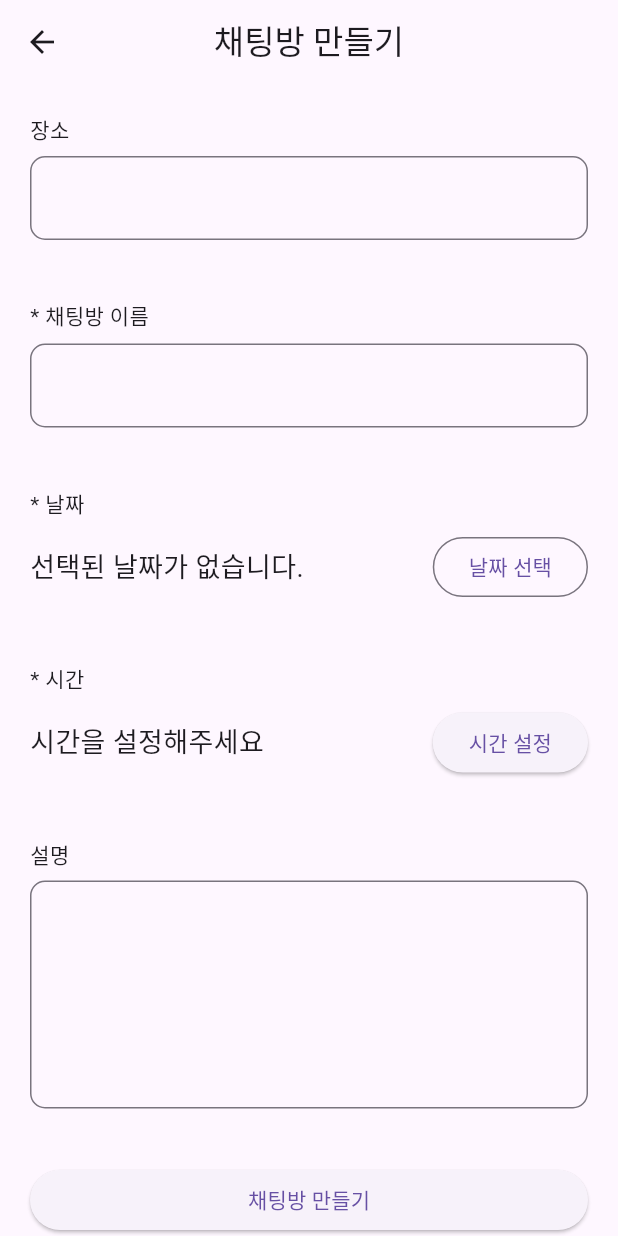
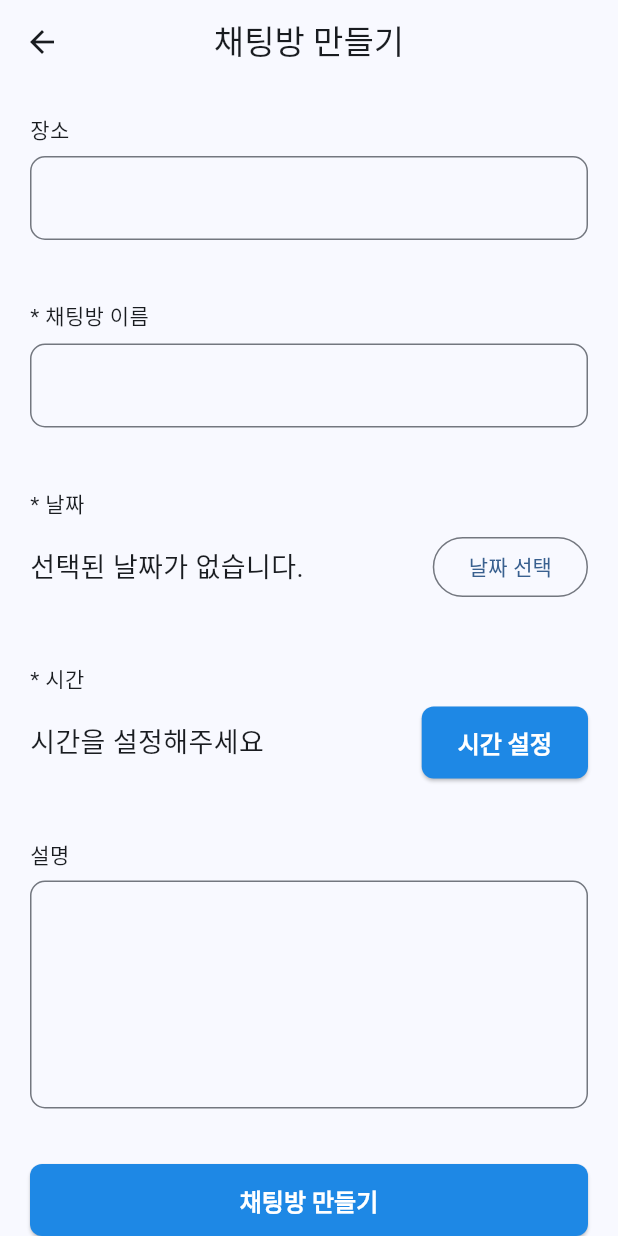
Before and after one commit to Meezzi/with-run-app, a Flutter app: the ChatCreatePage screen opened directly, after a tap on "시간 설정", after a tap on "채팅방 만들기", on a phone screen of 412 x 824 dp. Run offline on Flutter 3.47's test engine with Material 3 defaults, Android fonts, the phone set to English and light mode, and no system bars; our stand-ins replace cloud_firestore, firebase_auth, firebase_core, firebase_storage, flutter_dotenv, flutter_riverpod and 7 more; missing offline and left inert: flutter_naver_map, time_range_picker; accounts and stored records are empty; generated files the repository leaves out were written again; project files that could hold a hidden picture were left out.

Commit message:
feat : 앱에 다크 및 라이트 테마 추가

```diff
--- a/lib/main.dart
+++ b/lib/main.dart
@@ -5,6 +5,8 @@ import 'package:flutter_naver_map/flutter_naver_map.dart';
 import 'package:flutter_riverpod/flutter_riverpod.dart';
 import 'package:flutter_dotenv/flutter_dotenv.dart';
 import 'package:intl/date_symbol_data_local.dart';
+import 'package:with_run_app/core/theme/dark_theme.dart';
+import 'package:with_run_app/core/theme/light_theme.dart';
 import 'package:with_run_app/features/auth/presentation/login/login_page.dart';
 import 'package:with_run_app/features/auth/user_view_model.dart';
 import 'package:with_run_app/features/map/presentation/map/map_page.dart';
@@ -51,6 +53,11 @@ class _MyAppState extends ConsumerState<MyApp> {
   Widget build(BuildContext context) {
     final userState = ref.watch(userViewModelProvider);
 
-    return MaterialApp(home: userState != null ? MapPage() : LoginPage());
+    return MaterialApp(
+      home: userState != null ? MapPage() : LoginPage(),
+      themeMode: ThemeMode.system,
+      theme: lightTheme,
+      darkTheme: darkTheme,
+    );
   }
 }
```
